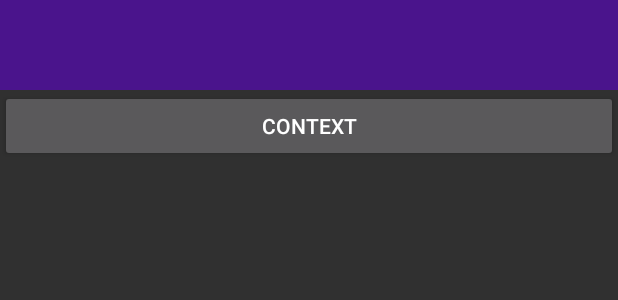
After one commit to Puffer987/PCMaster, an Android app: the layout activity_navigation_drawer.xml on its own in the app's theme, with its tools: preview values and no code run, on a phone screen of 412 x 824 dp. The commit adds this screen. Shown: the top 300 px of the screen. Run offline under Robolectric (Android 15) with nearby library versions, the phone set to English and light mode, and no system bars.

Commit message:
[add] MaterailDesign

```diff
--- a/app/build.gradle
+++ b/app/build.gradle
@@ -33,6 +33,10 @@ dependencies {
 
     implementation 'com.jakewharton:butterknife:10.1.0'
     implementation 'androidx.legacy:legacy-support-v4:1.0.0'
+    implementation 'com.google.android.material:material:1.2.0'
+//    implementation 'androidx.navigation:navigation-fragment:2.3.0'
+//    implementation 'androidx.navigation:navigation-ui:2.3.0'
+    implementation 'androidx.lifecycle:lifecycle-extensions:2.2.0'
     annotationProcessor 'com.jakewharton:butterknife-compiler:10.1.0'
 
     testImplementation 'junit:junit:4.12'
--- a/app/src/main/AndroidManifest.xml
+++ b/app/src/main/AndroidManifest.xml
@@ -11,10 +11,12 @@
         android:roundIcon="@mipmap/ic_launcher_round"
         android:supportsRtl="true"
         android:theme="@style/AppTheme">
+        <activity android:name=".ui.NavigationDrawerActivity"></activity>
+
         <service
             android:name=".VibrateService"
             android:enabled="true"
-            android:exported="true"></service>
+            android:exported="true" />
 
         <activity android:name=".ui.TrainingActivity" />
         <activity android:name=".MainActivity">
--- a/app/src/main/java/com/adolf/pcmaster/ui/TrainingActivity.java
+++ b/app/src/main/java/com/adolf/pcmaster/ui/TrainingActivity.java
@@ -51,8 +51,8 @@ public class TrainingActivity extends AppCompatActivity {
         super.onCreate(savedInstanceState);
 
         // requestWindowFeature(Window.FEATURE_NO_TITLE);
-        // getWindow().setFlags(WindowManager.LayoutParams.FLAG_TRANSLUCENT_STATUS,
-        //         WindowManager.LayoutParams.FLAG_TRANSLUCENT_STATUS);
+        getWindow().setFlags(WindowManager.LayoutParams.FLAG_TRANSLUCENT_STATUS,
+                WindowManager.LayoutParams.FLAG_TRANSLUCENT_STATUS);
 
         setContentView(R.layout.activity_training);
         ButterKnife.bind(this);
--- /dev/null
+++ b/app/src/main/res/layout/activity_navigation_drawer.xml
@@ -0,0 +1,68 @@
+<?xml version="1.0" encoding="utf-8"?>
+<androidx.drawerlayout.widget.DrawerLayout xmlns:android="http://schemas.android.com/apk/res/android"
+    xmlns:app="http://schemas.android.com/apk/res-auto"
+    xmlns:tools="http://schemas.android.com/tools"
+    android:id="@+id/parent_drawer"
+    android:layout_width="match_parent"
+    android:layout_height="match_parent"
+    tools:context=".ui.NavigationDrawerActivity">
+
+    <FrameLayout
+        android:layout_width="match_parent"
+        android:layout_height="60dp">
+
+        <androidx.appcompat.widget.Toolbar
+            android:id="@+id/toolbar"
+            android:layout_width="match_parent"
+            android:layout_height="60dp"
+            android:background="?attr/colorPrimary"
+            android:theme="@style/ThemeOverlay.AppCompat.Dark.ActionBar"
+            app:popupTheme="@style/ToolbarTheme" />
+    </FrameLayout>
+
+
+
+    <!-- 内容 -->
+    <FrameLayout
+        android:layout_width="match_parent"
+        android:layout_height="match_parent"
+        android:layout_marginTop="60dp">
+
+        <Button
+            android:id="@+id/btn_context"
+            android:layout_width="match_parent"
+            android:layout_height="wrap_content"
+            android:text="context" />
+
+    </FrameLayout>
+
+    <!-- 左边菜单 -->
+    <FrameLayout
+        android:background="@color/colorAccent"
+        android:layout_gravity="start"
+        android:layout_width="400dp"
+        android:layout_height="match_parent">
+        <com.google.android.material.navigation.NavigationView
+            android:id="@+id/nav_view"
+            android:layout_width="match_parent"
+            android:layout_height="match_parent"
+            app:headerLayout="@layout/nav_header"
+            app:menu="@menu/nav_menu" />
+
+    </FrameLayout>
+
+    <!--右边菜单 -->
+    <FrameLayout
+        android:layout_width="200dp"
+        android:layout_height="match_parent"
+        android:layout_gravity="end"
+        android:background="@color/colorAccent">
+
+        <Button
+            android:id="@+id/btn_right_menu"
+            android:layout_width="match_parent"
+            android:layout_height="wrap_content"
+            android:text="right menu" />
+    </FrameLayout>
+
+</androidx.drawerlayout.widget.DrawerLayout>
--- /dev/null
+++ b/app/src/main/res/menu/nav_menu.xml
@@ -0,0 +1,23 @@
+<?xml version="1.0" encoding="utf-8"?>
+<menu xmlns:android="http://schemas.android.com/apk/res/android">
+
+    <!--single代表组中项目为单选项目-->
+    <group android:checkableBehavior="single">
+        <item
+            android:id="@+id/nav_setting"
+            android:icon="@drawable/ic_setting"
+            android:title="设置" />
+        <item
+            android:id="@+id/nav_bin"
+            android:icon="@drawable/ic_bin"
+            android:title="删除" />
+        <item
+            android:id="@+id/nav_search"
+            android:icon="@drawable/ic_search"
+            android:title="搜索" />
+        <item
+            android:id="@+id/nav_back"
+            android:icon="@drawable/ic_back"
+            android:title="返回" />
+    </group>
+</menu>
--- a/app/src/main/res/values/styles.xml
+++ b/app/src/main/res/values/styles.xml
@@ -1,10 +1,29 @@
 <resources>
     <!-- Base application theme. -->
-    <style name="AppTheme" parent="Theme.AppCompat.DayNight.DarkActionBar">
+    <style name="AppTheme" parent="Theme.AppCompat.NoActionBar">
         <!-- Customize your theme here. -->
         <item name="colorPrimary">#4A148C</item>
         <item name="colorPrimaryDark">#4A148C</item>
-        <item name="colorAccent">#33691E</item>
+        <item name="colorAccent">#CCFF90</item>
     </style>
 
+    <!--Toolbar的Theme的设置，都是针对popup的设置-->
+    <style name="ToolbarTheme" parent="Theme.AppCompat.Light.NoActionBar">
+        <item name="android:colorBackground">#9A9A9A</item><!--设置背景颜色的-->
+        <item name="android:textColorPrimary">#1B5E20</item><!--设置文字颜色的-->
+        <item name="android:textSize">20sp</item><!--设置文字大小的-->
+        <item name="actionOverflowMenuStyle">@style/OverflowMenuTheme</item><!--设置弹出位置的主题-->
+    </style>
+    <!--Toolbar弹出popup主题的设置-->
+    <style name="OverflowMenuTheme" parent="Widget.AppCompat.Light.PopupMenu.Overflow">
+        <item name="overlapAnchor">false</item>
+        <!--这个属性设置为false，就能使得popup在Toolbar的下面显示-->
+    </style>
+    <style name="AppTheme.NoActionBar">
+        <item name="windowActionBar">false</item>
+        <item name="windowNoTitle">true</item>
+    </style>
+    <style name="AppTheme.AppBarOverlay" parent="ThemeOverlay.AppCompat.Dark.ActionBar" />
+    <style name="AppTheme.PopupOverlay" parent="ThemeOverlay.AppCompat.Light" />
+
 </resources>
```
Also changed, not shown: app/src/main/java/com/adolf/pcmaster/MainActivity.java (+36 -0 lines), app/src/main/java/com/adolf/pcmaster/ui/NavigationDrawerActivity.java (added, +119 -0 lines), app/src/main/res/layout/activity_main.xml (+18 -2 lines), app/src/main/res/layout/activity_training.xml (+11 -11 lines), app/src/main/res/layout/nav_header.xml (added, +33 -0 lines), app/src/main/res/menu/toolbar.xml (added, +40 -0 lines), app/src/main/res/values/strings.xml (+11 -0 lines), app/src/main/res/drawable/ic_back.png (added), app/src/main/res/drawable/ic_bin.png (added), app/src/main/res/drawable/ic_launcher.png (added), app/src/main/res/drawable/ic_menu.png (added), app/src/main/res/drawable/ic_menu_48.png (added), app/src/main/res/drawable/ic_search.png (added), app/src/main/res/drawable/ic_setting.png (added).
